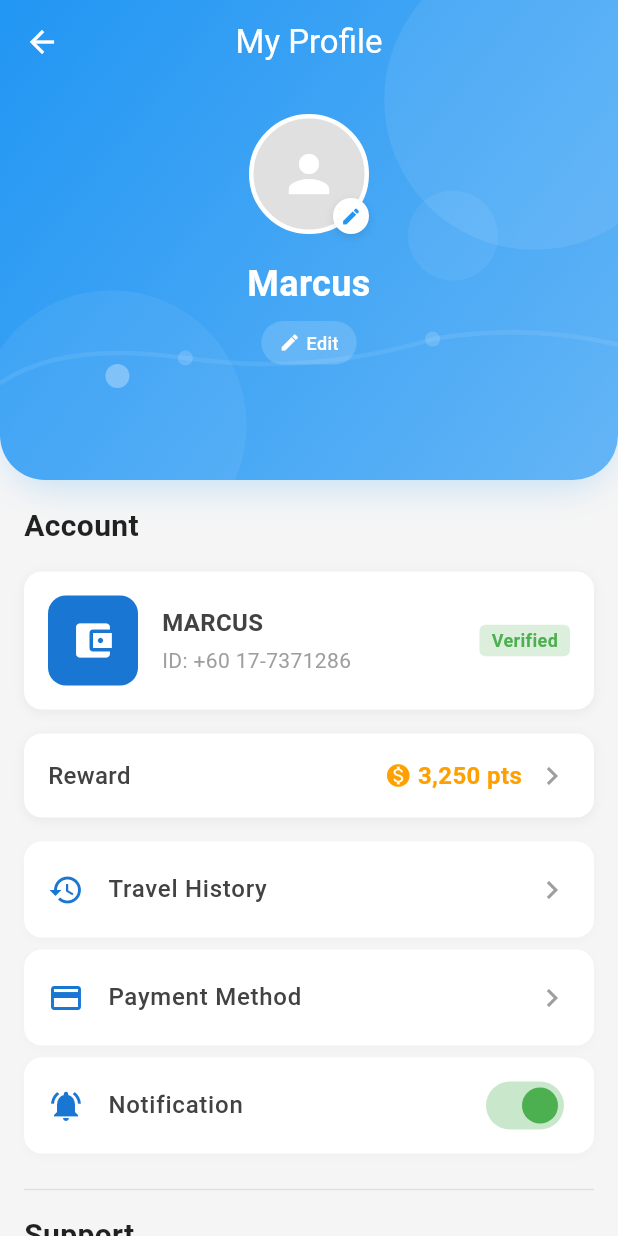
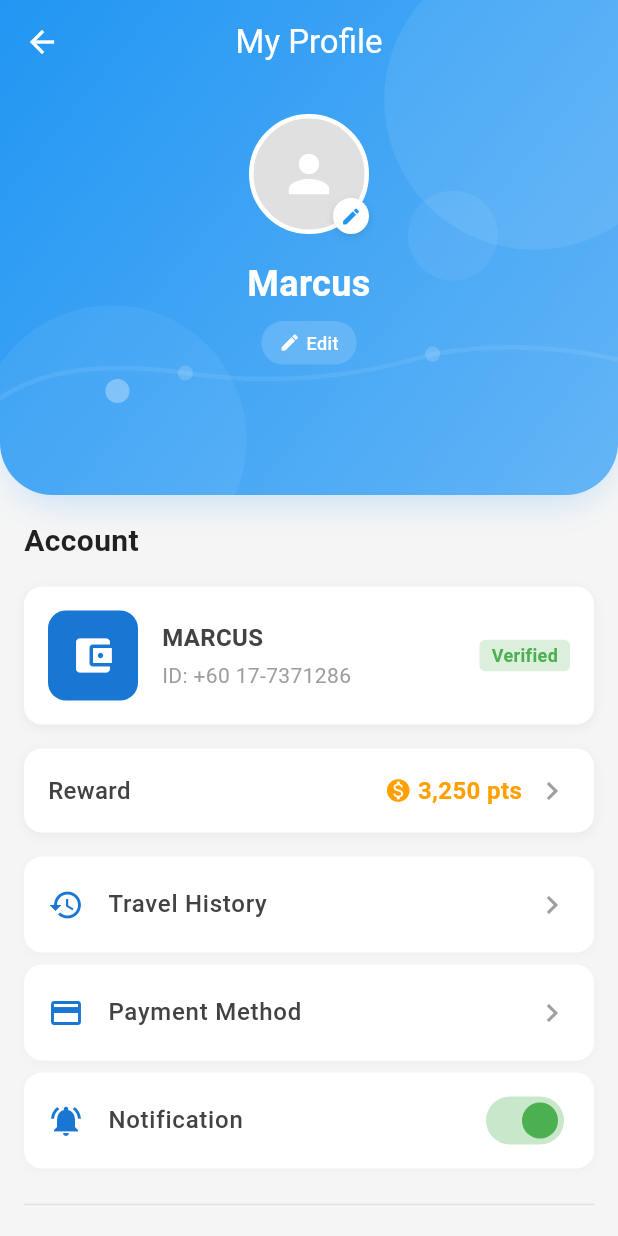
Before and after one commit to MarcusMQF/Kitahack-2025, a Flutter app: the ProfilePage screen opened directly, on a phone screen of 412 x 824 dp. Run offline on Flutter 3.47's test engine with Material 3 defaults, Android fonts, the phone set to English and light mode, and no system bars; our stand-ins replace geocoding, geolocator, image_picker.

Commit message:
UI Adjustment

```diff
--- a/lib/screens/profile_page.dart
+++ b/lib/screens/profile_page.dart
@@ -9,6 +9,7 @@ class ProfileData {
   static String username = 'Marcus';
   static String email = 'marcus.t@example.com';
   static bool notificationsEnabled = true;
+  static String paymentAccountName = 'MARCUS'; // Separate payment account name
 }
 
 class ProfilePage extends StatefulWidget {
@@ -97,7 +98,7 @@ class _ProfilePageState extends State<ProfilePage> with SingleTickerProviderStat
         children: [
           // Blue curved header with profile information
           Container(
-            height: 320,
+            height: 330,
             width: double.infinity,
             decoration: BoxDecoration(
               gradient: const LinearGradient(
@@ -106,8 +107,8 @@ class _ProfilePageState extends State<ProfilePage> with SingleTickerProviderStat
                 end: Alignment.bottomRight,
               ),
               borderRadius: const BorderRadius.only(
-                bottomLeft: Radius.circular(30),
-                bottomRight: Radius.circular(30),
+                bottomLeft: Radius.circular(35),
+                bottomRight: Radius.circular(35),
               ),
               boxShadow: [
                 BoxShadow(
@@ -169,7 +170,7 @@ class _ProfilePageState extends State<ProfilePage> with SingleTickerProviderStat
                           bottom: 50,
                           left: 0,
                           right: 0,
-                          child: Container(
+                          child: SizedBox(
                             height: 60,
                             child: CustomPaint(
                               size: Size(MediaQuery.of(context).size.width, 60),
@@ -431,8 +432,9 @@ class _ProfilePageState extends State<ProfilePage> with SingleTickerProviderStat
                 Column(
                   crossAxisAlignment: CrossAxisAlignment.start,
                   children: [
+                    // Payment account name (without the label)
                     Text(
-                      ProfileData.username.toUpperCase(),
+                      ProfileData.paymentAccountName,
                       style: const TextStyle(
                         fontWeight: FontWeight.bold,
                         fontSize: 16,
--- /dev/null
+++ b/lib/utils/app_theme.dart
@@ -0,0 +1,152 @@
+import 'package:flutter/material.dart';
+
+// Class to manage the app's theme colors
+class AppTheme {
+  // Predefined theme color options
+  static final Map<String, ThemeData> themes = {
+    'blue': _createTheme(
+      name: 'Blue',
+      primaryColor: const Color(0xFF2196F3),
+      secondaryColor: const Color(0xFF64B5F6),
+      accentColor: Colors.blue.shade700,
+    ),
+    'purple': _createTheme(
+      name: 'Purple',
+      primaryColor: const Color(0xFF9C27B0),
+      secondaryColor: const Color(0xFFCE93D8),
+      accentColor: Colors.purple.shade700,
+    ),
+    'orange': _createTheme(
+      name: 'Orange',
+      primaryColor: const Color(0xFFFF9800),
+      secondaryColor: const Color(0xFFFFCC80),
+      accentColor: Colors.orange.shade800,
+    ),
+    'mint': _createTheme(
+      name: 'Mint Green',
+      primaryColor: const Color(0xFF26A69A),
+      secondaryColor: const Color(0xFF80CBC4),
+      accentColor: Colors.teal.shade700,
+    ),
+  };
+
+  // Default theme key
+  static String _currentThemeKey = 'blue';
+
+  // Current theme getter
+  static String get currentThemeKey => _currentThemeKey;
+
+  // Current theme setter
+  static set currentThemeKey(String themeKey) {
+    if (themes.containsKey(themeKey)) {
+      _currentThemeKey = themeKey;
+    }
+  }
+
+  // Get the current theme
+  static ThemeData get currentTheme => themes[_currentThemeKey]!;
+
+  // Get primary color of current theme
+  static Color get primaryColor => AppThemeColors.fromTheme(currentThemeKey).primaryColor;
+
+  // Get secondary color of current theme
+  static Color get secondaryColor => AppThemeColors.fromTheme(currentThemeKey).secondaryColor;
+
+  // Get accent color of current theme
+  static Color get accentColor => AppThemeColors.fromTheme(currentThemeKey).accentColor;
+
+  // Helper method to create a ThemeData object from colors
+  static ThemeData _createTheme({
+    required String name,
+    required Color primaryColor,
+    required Color secondaryColor,
+    required Color accentColor,
+  }) {
+    return ThemeData(
+      primaryColor: primaryColor,
+      colorScheme: ColorScheme.fromSeed(
+        seedColor: primaryColor,
+        primary: primaryColor,
+        secondary: secondaryColor,
+      ),
+      appBarTheme: AppBarTheme(
+        backgroundColor: primaryColor,
+        foregroundColor: Colors.white,
+      ),
+      floatingActionButtonTheme: FloatingActionButtonThemeData(
+        backgroundColor: primaryColor,
+        foregroundColor: Colors.white,
+      ),
+      elevatedButtonTheme: ElevatedButtonThemeData(
+        style: ElevatedButton.styleFrom(
+          backgroundColor: primaryColor,
+          foregroundColor: Colors.white,
+        ),
+      ),
+    );
+  }
+
+  // Get gradient colors for the current theme
+  static List<Color> get currentGradientColors => [
+    primaryColor,
+    secondaryColor,
+  ];
+}
+
+// Class to store color combinations for each theme
+class AppThemeColors {
+  final String name;
+  final Color primaryColor;
+  final Color secondaryColor;
+  final Color accentColor;
+
+  AppThemeColors({
+    required this.name,
+    required this.primaryColor,
+    required this.secondaryColor,
+    required this.accentColor,
+  });
+
+  // Factory method to create AppThemeColors from a theme key
+  factory AppThemeColors.fromTheme(String themeKey) {
+    switch (themeKey) {
+      case 'purple':
+        return AppThemeColors(
+          name: 'Purple',
+          primaryColor: const Color(0xFF9C27B0),
+          secondaryColor: const Color(0xFFCE93D8),
+          accentColor: Colors.purple.shade700,
+        );
+      case 'orange':
+        return AppThemeColors(
+          name: 'Orange',
+          primaryColor: const Color(0xFFFF9800),
+          secondaryColor: const Color(0xFFFFCC80),
+          accentColor: Colors.orange.shade800,
+        );
+      case 'mint':
+        return AppThemeColors(
+          name: 'Mint Green',
+          primaryColor: const Color(0xFF26A69A),
+          secondaryColor: const Color(0xFF80CBC4),
+          accentColor: Colors.teal.shade700,
+        );
+      case 'blue':
+      default:
+        return AppThemeColors(
+          name: 'Blue',
+          primaryColor: const Color(0xFF2196F3),
+          secondaryColor: const Color(0xFF64B5F6),
+          accentColor: Colors.blue.shade700,
+        );
+    }
+  }
+
+  // Get all available theme colors
+  static List<AppThemeColors> get allThemes => [
+    AppThemeColors.fromTheme('blue'),
+    AppThemeColors.fromTheme('purple'),
+    AppThemeColors.fromTheme('orange'),
+    AppThemeColors.fromTheme('mint'),
+  ];
+}
```
Also changed, not shown: 4 other files.
